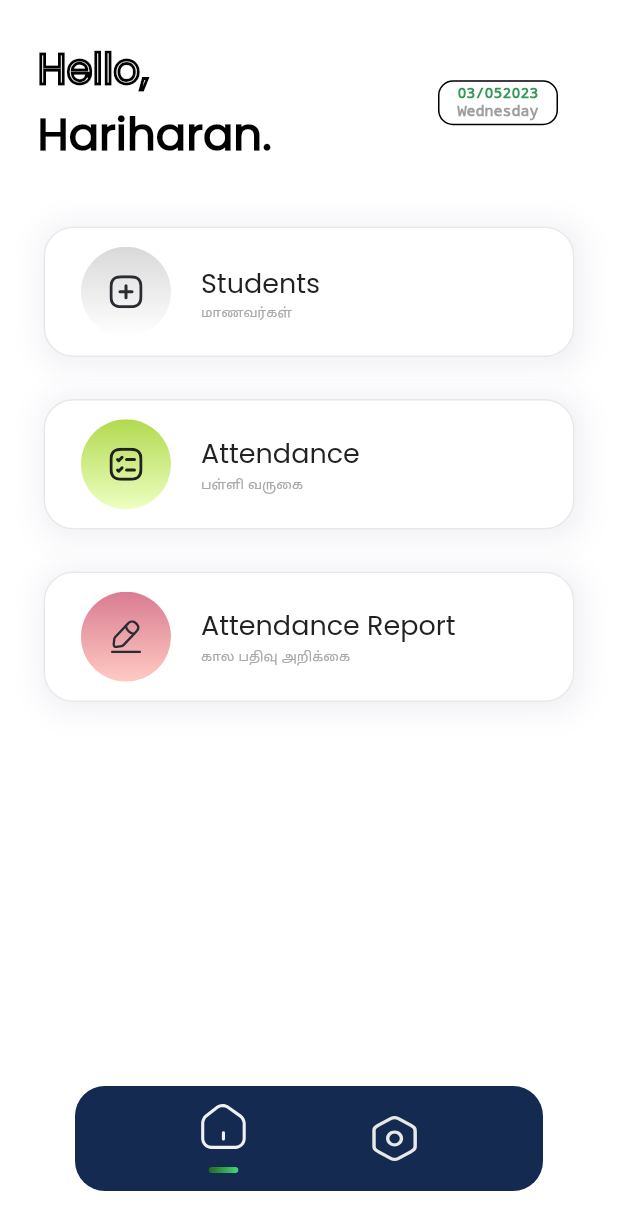
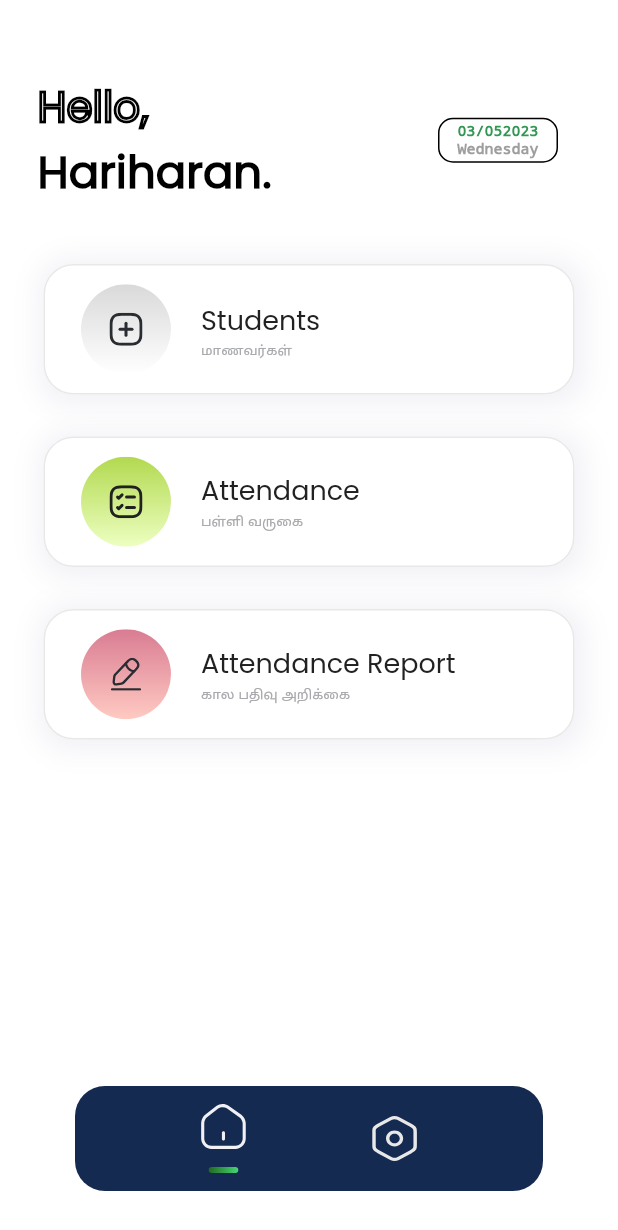
Before and after one commit to Hariharan148/kpr_sports, a Flutter app: the screen it shows after launch, on a phone screen of 412 x 824 dp. Shown: the top 1230 px of the screen. Run offline on Flutter 3.47's test engine with Material 2 defaults, Android fonts, the light colour scheme and no system bars; our stand-ins replace cloud_firestore, firebase_core, firebase_storage, flutter_svg, fluttertoast, image_picker and 3 more; missing offline and left inert: external_path, horizontal_data_table, syncfusion_flutter_xlsio; accounts and stored records are empty.

Commit message:
fix(home): added top padding

```diff
--- a/lib/home/home.dart
+++ b/lib/home/home.dart
@@ -1,4 +1,3 @@
-import 'package:cloud_firestore/cloud_firestore.dart';
 import 'package:flutter/material.dart';
 import 'package:flutter_svg/flutter_svg.dart';
 import 'package:kpr_sports/settings/settings.dart';
@@ -21,16 +20,15 @@ class _HomeScreenState extends State<HomeScreen> {
 
   @override
   Widget build(BuildContext context) {
-    return SafeArea(
-      child: Container(
+    return Container(
+      padding: const EdgeInsets.only(top: 25),
       height: MediaQuery.of(context).size.height,
       color: const Color.fromRGBO(255, 255, 255, 1.0),
-        child: SafeArea(
       child: Column(
         children: [
           Container(
-                padding: const EdgeInsets.only(
-                    left: 25, right: 25, top: 25, bottom: 25),
+            padding:
+                const EdgeInsets.only(left: 25, right: 25, top: 25, bottom: 25),
             child: Row(
               mainAxisAlignment: MainAxisAlignment.spaceBetween,
               children: [
@@ -123,8 +121,7 @@ class _HomeScreenState extends State<HomeScreen> {
                         Navigator.push(
                             context,
                             MaterialPageRoute(
-                                    builder: (context) =>
-                                        const SettingsScreen()));
+                                builder: (context) => const SettingsScreen()));
                       },
                       child: _navBar(
                           context,
@@ -138,8 +135,6 @@ class _HomeScreenState extends State<HomeScreen> {
             ),
           ),
         ],
-          ),
-        ),
       ),
     );
   }
```
Lines whose indentation alone changed are shown as unchanged.
